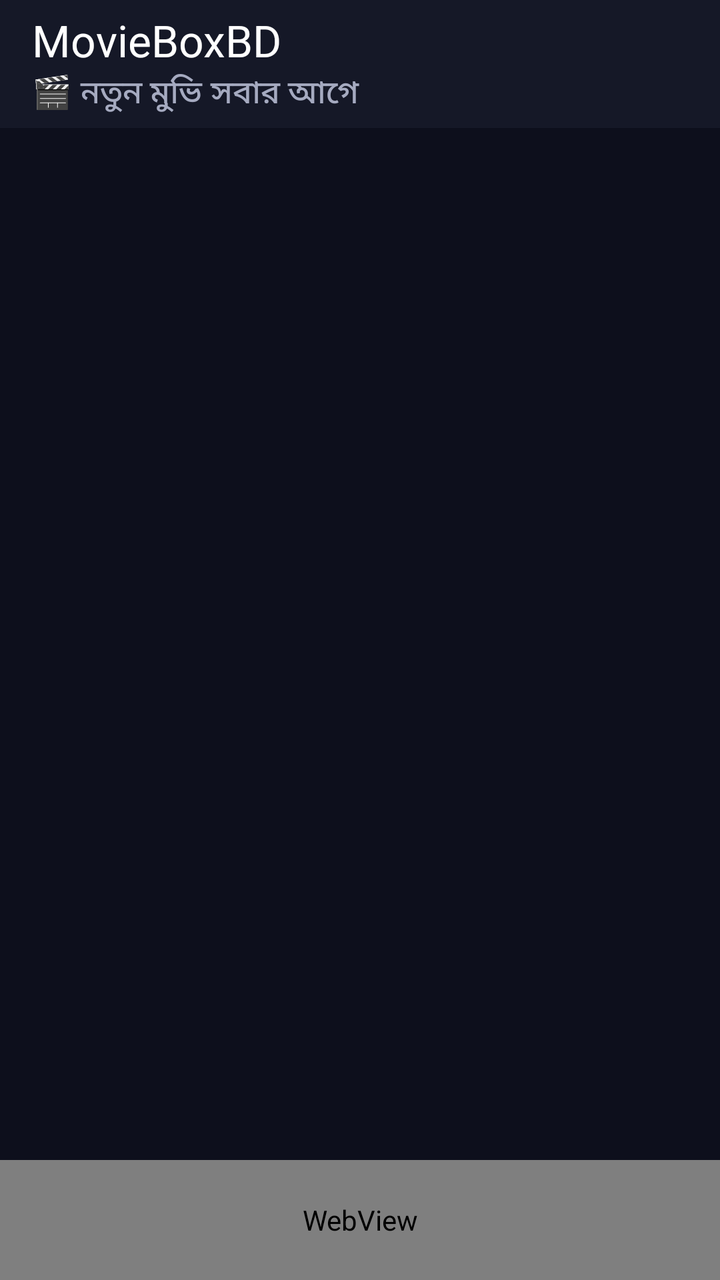
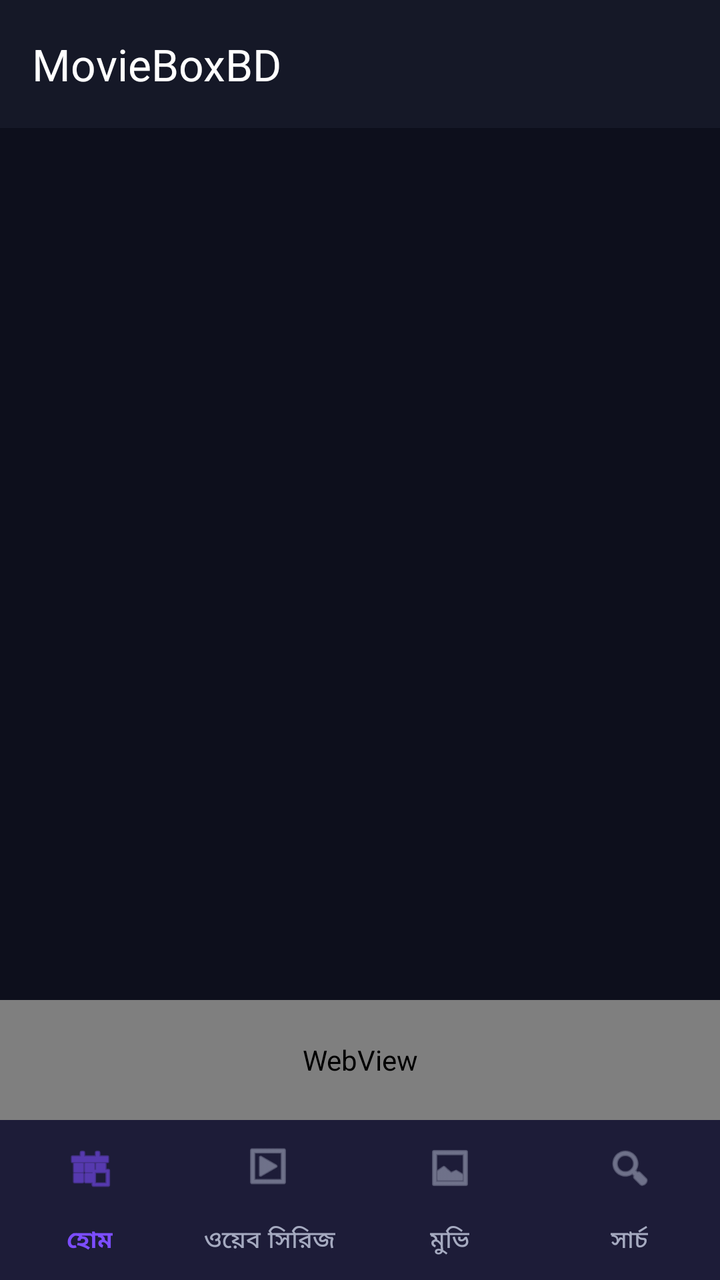

The first picture is an Android layout as it rendered before a commit; the second is the same layout after the commit. The layout source and the unified diff follow.
<!-- AndroidManifest.xml: application theme Theme.MovieBox -->
<!-- res/layout/activity_main.xml -->
<?xml version="1.0" encoding="utf-8"?>
<LinearLayout xmlns:android="http://schemas.android.com/apk/res/android"
    xmlns:app="http://schemas.android.com/apk/res-auto"
    android:layout_width="match_parent"
    android:layout_height="match_parent"
    android:background="@color/bg"
    android:orientation="vertical">

    
    <com.google.android.material.appbar.MaterialToolbar
        android:id="@+id/toolbar"
        android:layout_width="match_parent"
        android:layout_height="?attr/actionBarSize"
        android:background="@color/surface"
        app:title="@string/app_name"
        app:titleTextColor="@color/textMain"
        app:subtitle="🎬 নতুন মুভি সবার আগে"
        app:subtitleTextColor="@color/textSub" />

    
    <HorizontalScrollView
        android:layout_width="match_parent"
        android:layout_height="wrap_content"
        android:scrollbars="none"
        android:paddingVertical="6dp"
        android:background="@color/bg">

        <com.google.android.material.chip.ChipGroup
            android:id="@+id/chips"
            android:layout_width="wrap_content"
            android:layout_height="wrap_content"
            android:paddingHorizontal="10dp"
            app:singleLine="true"
            app:chipSpacingHorizontal="8dp"
            app:selectionRequired="true" />
    </HorizontalScrollView>

    
    <androidx.recyclerview.widget.RecyclerView
        android:id="@+id/recycler"
        android:layout_width="match_parent"
        android:layout_height="0dp"
        android:layout_weight="1"
        android:clipToPadding="false"
        android:padding="8dp"
        android:scrollbars="vertical" />

    
    <ProgressBar
        android:id="@+id/spinner"
        android:layout_width="wrap_content"
        android:layout_height="wrap_content"
        android:layout_gravity="center"
        android:layout_margin="10dp"
        android:visibility="gone" />

    
    <LinearLayout
        android:id="@+id/emptyBox"
        android:layout_width="match_parent"
        android:layout_height="wrap_content"
        android:gravity="center"
        android:orientation="vertical"
        android:padding="24dp"
        android:visibility="gone">

        <TextView
            android:id="@+id/emptyText"
            android:layout_width="wrap_content"
            android:layout_height="wrap_content"
            android:textSize="16sp"
            android:textColor="@color/textSub" />

        <com.google.android.material.button.MaterialButton
            android:id="@+id/btnRetry"
            android:layout_width="wrap_content"
            android:layout_height="wrap_content"
            android:layout_marginTop="12dp"
            android:text="@string/retry" />
    </LinearLayout>

    
    <FrameLayout
        android:id="@+id/adBox"
        android:layout_width="match_parent"
        android:layout_height="60dp"
        android:background="@color/surface">

        <WebView
            android:id="@+id/adBanner"
            android:layout_width="match_parent"
            android:layout_height="match_parent" />
    </FrameLayout>
</LinearLayout>
<!-- resources referenced by this layout -->
<resources>
  <color name="bg">#0D0F1C</color>
  <color name="surface">#151827</color>
  <color name="textMain">#FFFFFF</color>
  <color name="textSub">#A5AAC0</color>
  <string name="app_name">MovieBoxBD</string>
  <string name="retry">🔄 আবার চেষ্টা করো</string>
  <style name="Theme.MovieBox" parent="Theme.Material3.Dark.NoActionBar">
          <item name="colorPrimary">@color/accent</item>
          <item name="colorOnPrimary">#FFFFFF</item>
          <item name="colorSecondary">@color/accent2</item>
          <item name="android:colorBackground">@color/bg</item>
          <item name="colorSurface">@color/surface</item>
          <item name="colorOnSurface">@color/textMain</item>
          <item name="android:statusBarColor">@color/bg</item>
          <item name="android:navigationBarColor">@color/bg</item>
          <item name="android:textColor">@color/textMain</item>
          <item name="android:fontFamily">sans-serif</item>
      </style>
  <color name="accent">#7C4DFF</color>
  <color name="accent2">#00E5A0</color>
</resources>

<!-- the commit's change to res/layout/activity_main.xml (unified diff, before → after) -->
@@ -6,78 +6,211 @@
     android:background="@color/bg"
     android:orientation="vertical">
 
-    
     <com.google.android.material.appbar.MaterialToolbar
         android:id="@+id/toolbar"
         android:layout_width="match_parent"
         android:layout_height="?attr/actionBarSize"
         android:background="@color/surface"
         app:title="@string/app_name"
-        app:titleTextColor="@color/textMain"
-        app:subtitle="🎬 নতুন মুভি সবার আগে"
-        app:subtitleTextColor="@color/textSub" />
-
-    
-    <HorizontalScrollView
-        android:layout_width="match_parent"
-        android:layout_height="wrap_content"
-        android:scrollbars="none"
-        android:paddingVertical="6dp"
-        android:background="@color/bg">
-
-        <com.google.android.material.chip.ChipGroup
-            android:id="@+id/chips"
-            android:layout_width="wrap_content"
-            android:layout_height="wrap_content"
-            android:paddingHorizontal="10dp"
-            app:singleLine="true"
-            app:chipSpacingHorizontal="8dp"
-            app:selectionRequired="true" />
-    </HorizontalScrollView>
-
-    
-    <androidx.recyclerview.widget.RecyclerView
-        android:id="@+id/recycler"
+        app:titleTextColor="@color/textMain" />
+
+    <FrameLayout
         android:layout_width="match_parent"
         android:layout_height="0dp"
-        android:layout_weight="1"
-        android:clipToPadding="false"
-        android:padding="8dp"
-        android:scrollbars="vertical" />
-
-    
-    <ProgressBar
-        android:id="@+id/spinner"
-        android:layout_width="wrap_content"
-        android:layout_height="wrap_content"
-        android:layout_gravity="center"
-        android:layout_margin="10dp"
-        android:visibility="gone" />
-
-    
-    <LinearLayout
-        android:id="@+id/emptyBox"
-        android:layout_width="match_parent"
-        android:layout_height="wrap_content"
-        android:gravity="center"
-        android:orientation="vertical"
-        android:padding="24dp"
-        android:visibility="gone">
-
-        <TextView
-            android:id="@+id/emptyText"
-            android:layout_width="wrap_content"
-            android:layout_height="wrap_content"
-            android:textSize="16sp"
-            android:textColor="@color/textSub" />
-
-        <com.google.android.material.button.MaterialButton
-            android:id="@+id/btnRetry"
-            android:layout_width="wrap_content"
-            android:layout_height="wrap_content"
-            android:layout_marginTop="12dp"
-            android:text="@string/retry" />
-    </LinearLayout>
+        android:layout_weight="1">
+
+        
+        <FrameLayout
+            android:id="@+id/homePane"
+            android:layout_width="match_parent"
+            android:layout_height="match_parent">
+
+            <androidx.recyclerview.widget.RecyclerView
+                android:id="@+id/homeList"
+                android:layout_width="match_parent"
+                android:layout_height="match_parent"
+                android:clipToPadding="false"
+                android:scrollbars="vertical" />
+
+            <ProgressBar
+                android:id="@+id/homeSpinner"
+                android:layout_width="wrap_content"
+                android:layout_height="wrap_content"
+                android:layout_gravity="center"
+                android:visibility="gone" />
+
+            <LinearLayout
+                android:id="@+id/homeEmpty"
+                android:layout_width="match_parent"
+                android:layout_height="wrap_content"
+                android:layout_gravity="center"
+                android:gravity="center"
+                android:orientation="vertical"
+                android:padding="24dp"
+                android:visibility="gone">
+
+                <TextView
+                    android:layout_width="wrap_content"
+                    android:layout_height="wrap_content"
+                    android:text="📡 ইন্টারনেট সমস্যা — আবার চেষ্টা করো"
+                    android:textColor="@color/textSub"
+                    android:textSize="15sp" />
+
+                <com.google.android.material.button.MaterialButton
+                    android:id="@+id/btnRetryHome"
+                    android:layout_width="wrap_content"
+                    android:layout_height="wrap_content"
+                    android:layout_marginTop="12dp"
+                    android:text="@string/retry" />
+            </LinearLayout>
+        </FrameLayout>
+
+        
+        <LinearLayout
+            android:id="@+id/paneGrid"
+            android:layout_width="match_parent"
+            android:layout_height="match_parent"
+            android:orientation="vertical"
+            android:visibility="gone">
+
+            <HorizontalScrollView
+                android:id="@+id/chipsWrap"
+                android:layout_width="match_parent"
+                android:layout_height="wrap_content"
+                android:background="@color/bg"
+                android:paddingVertical="6dp"
+                android:scrollbars="none">
+
+                <com.google.android.material.chip.ChipGroup
+                    android:id="@+id/chips"
+                    android:layout_width="wrap_content"
+                    android:layout_height="wrap_content"
+                    android:paddingHorizontal="10dp"
+                    app:chipSpacingHorizontal="8dp"
+                    app:selectionRequired="true"
+                    app:singleLine="true" />
+            </HorizontalScrollView>
+
+            <androidx.recyclerview.widget.RecyclerView
+                android:id="@+id/recycler"
+                android:layout_width="match_parent"
+                android:layout_height="0dp"
+                android:layout_weight="1"
+                android:clipToPadding="false"
+                android:padding="8dp"
+                android:scrollbars="vertical" />
+
+            <ProgressBar
+                android:id="@+id/spinner"
+                android:layout_width="wrap_content"
+                android:layout_height="wrap_content"
+                android:layout_gravity="center"
+                android:layout_margin="10dp"
+                android:visibility="gone" />
+
+            <LinearLayout
+                android:id="@+id/emptyBox"
+                android:layout_width="match_parent"
+                android:layout_height="wrap_content"
+                android:layout_gravity="center"
+                android:gravity="center"
+                android:orientation="vertical"
+                android:padding="24dp"
+                android:visibility="gone">
+
+                <TextView
+                    android:id="@+id/emptyText"
+                    android:layout_width="wrap_content"
+                    android:layout_height="wrap_content"
+                    android:textColor="@color/textSub"
+                    android:textSize="15sp" />
+
+                <com.google.android.material.button.MaterialButton
+                    android:id="@+id/btnRetry"
+                    android:layout_width="wrap_content"
+                    android:layout_height="wrap_content"
+                    android:layout_marginTop="12dp"
+                    android:text="@string/retry" />
+            </LinearLayout>
+        </LinearLayout>
+
+        
+        <LinearLayout
+            android:id="@+id/searchPane"
+            android:layout_width="match_parent"
+            android:layout_height="match_parent"
+            android:orientation="vertical"
+            android:visibility="gone">
+
+            <LinearLayout
+                android:layout_width="match_parent"
+                android:layout_height="wrap_content"
+                android:gravity="center_vertical"
+                android:orientation="horizontal"
+                android:padding="10dp">
+
+                <EditText
+                    android:id="@+id/searchInput"
+                    android:layout_width="0dp"
+                    android:layout_height="wrap_content"
+                    android:layout_weight="1"
+                    android:background="@color/surface2"
+                    android:hint="মুভি / সিরিজ খুঁজো..."
+                    android:imeOptions="actionSearch"
+                    android:inputType="text"
+                    android:maxLines="1"
+                    android:padding="12dp"
+                    android:textColor="@color/textMain"
+                    android:textColorHint="@color/textSub" />
+
+                <ImageButton
+                    android:id="@+id/searchBtn"
+                    android:layout_width="48dp"
+                    android:layout_height="48dp"
+                    android:layout_marginStart="6dp"
+                    android:background="?attr/selectableItemBackgroundBorderless"
+                    android:contentDescription="search"
+                    android:src="@android:drawable/ic_menu_search"
+                    app:tint="@color/accent" />
+            </LinearLayout>
+
+            <androidx.recyclerview.widget.RecyclerView
+                android:id="@+id/searchGrid"
+                android:layout_width="match_parent"
+                android:layout_height="0dp"
+                android:layout_weight="1"
+                android:clipToPadding="false"
+                android:padding="8dp"
+                android:scrollbars="vertical" />
+
+            <ProgressBar
+                android:id="@+id/searchSpinner"
+                android:layout_width="wrap_content"
+                android:layout_height="wrap_content"
+                android:layout_gravity="center"
+                android:layout_margin="10dp"
+                android:visibility="gone" />
+
+            <TextView
+                android:id="@+id/searchEmpty"
+                android:layout_width="match_parent"
+                android:layout_height="wrap_content"
+                android:gravity="center"
+                android:padding="24dp"
+                android:text="🔍 কিছু পাওয়া যায়নি — আবার চেষ্টা করো"
+                android:textColor="@color/textSub"
+                android:visibility="gone" />
+
+            <com.google.android.material.button.MaterialButton
+                android:id="@+id/btnRetrySearch"
+                android:layout_width="wrap_content"
+                android:layout_height="wrap_content"
+                android:layout_gravity="center"
+                android:layout_marginBottom="12dp"
+                android:text="@string/retry"
+                android:visibility="gone" />
+        </LinearLayout>
+    </FrameLayout>
 
     
     <FrameLayout
@@ -91,4 +224,15 @@
             android:layout_width="match_parent"
             android:layout_height="match_parent" />
     </FrameLayout>
+
+    
+    <com.google.android.material.bottomnavigation.BottomNavigationView
+        android:id="@+id/bottomNav"
+        android:layout_width="match_parent"
+        android:layout_height="wrap_content"
+        android:background="@color/surface"
+        app:itemIconTint="@color/nav_item"
+        app:itemTextColor="@color/nav_item"
+        app:labelVisibilityMode="labeled"
+        app:menu="@menu/bottom_nav" />
 </LinearLayout>
<!-- resource entries referenced after the edit -->
@@ -2,6 +2,7 @@
 <resources>
   <color name="bg">#0D0F1C</color>
   <color name="surface">#151827</color>
+  <color name="surface2">#1D2135</color>
   <color name="textMain">#FFFFFF</color>
   <color name="textSub">#A5AAC0</color>
   <string name="app_name">MovieBoxBD</string>
